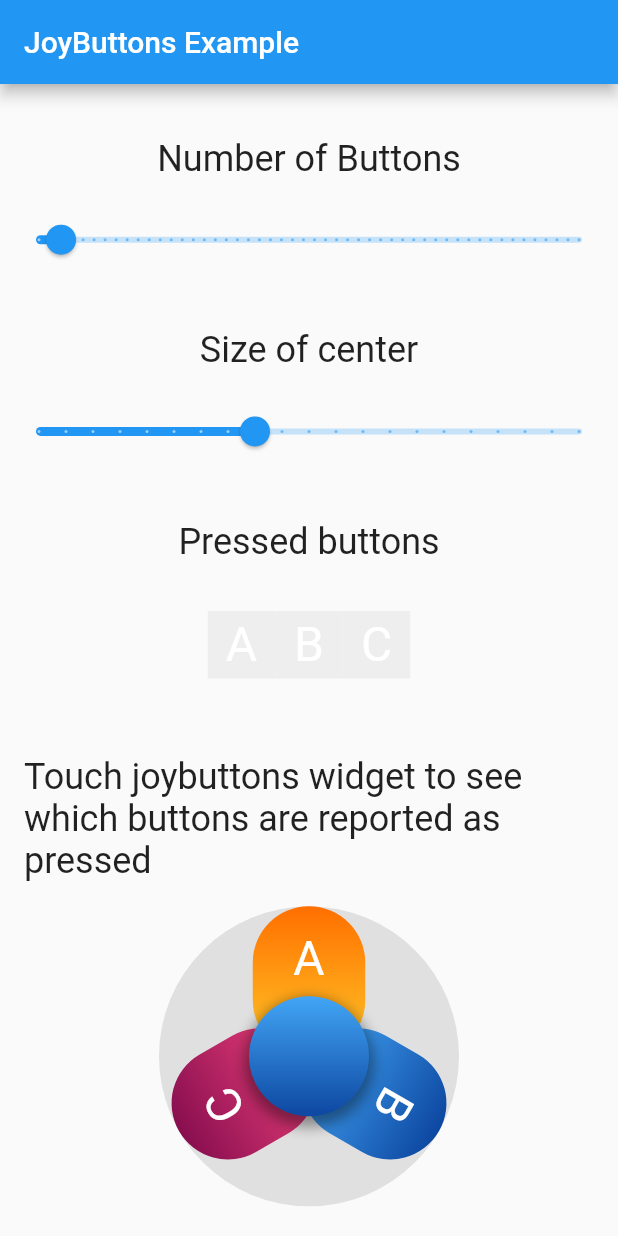
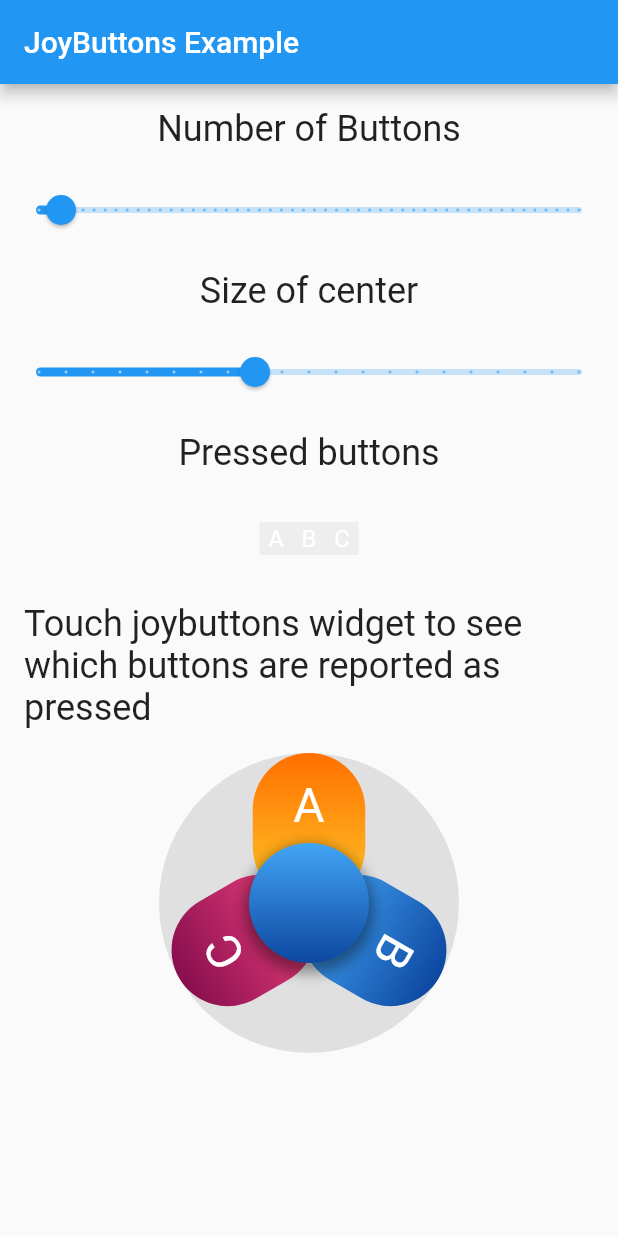
Before and after one commit to cybaker/flutter_joybuttons, a Flutter app: the screen it shows after launch, on a phone screen of 412 x 824 dp. Run offline on Flutter 3.47's test engine with Material 2 defaults, Android fonts, the phone set to English and light mode, and no system bars.

Commit message:
Fix example scrolling

```diff
--- a/example/lib/main.dart
+++ b/example/lib/main.dart
@@ -30,7 +30,7 @@ class JoyButtonsExample extends StatefulWidget {
 
 class _JoyButtonsExampleState extends State<JoyButtonsExample> {
   List<int> _pressed = [];
-  double dimension = 45;
+  double dimension = 22;
 
   double _sizeOfCenter = 0.4;
   double _numberOfButtons = 3;
@@ -78,7 +78,7 @@ class _JoyButtonsExampleState extends State<JoyButtonsExample> {
       width: dimension,
       height: dimension,
       color: _pressed.contains(index) ? color : Colors.grey.shade200,
-      child: Text(label, style: const TextStyle(color: Colors.white, fontSize: 32)),
+      child: Text(label, style: const TextStyle(color: Colors.white, fontSize: 16)),
     );
   }
 
@@ -86,6 +86,7 @@ class _JoyButtonsExampleState extends State<JoyButtonsExample> {
   Widget build(BuildContext context) {
     return Scaffold(
       body: SafeArea(
+        child: SingleChildScrollView(
           child: Column(
             mainAxisAlignment: MainAxisAlignment.spaceEvenly,
             children: [
@@ -155,7 +156,9 @@ class _JoyButtonsExampleState extends State<JoyButtonsExample> {
                   ),
                   JoyButtons(
                     centerButtonOutput: List.generate(_numberOfButtons.round(), (index) => index),
-                  centerWidget: JoyButtonsCenter(size: Size(200*_sizeOfCenter, 200*_sizeOfCenter),),
+                    centerWidget: JoyButtonsCenter(
+                      size: Size(200 * _sizeOfCenter, 200 * _sizeOfCenter),
+                    ),
                     buttonWidgets: getButtons(),
                     listener: (details) {
                       setState(() {
@@ -168,6 +171,7 @@ class _JoyButtonsExampleState extends State<JoyButtonsExample> {
             ],
           ),
         ),
+      ),
     );
   }
 }
```
Lines whose indentation alone changed are shown as unchanged.
